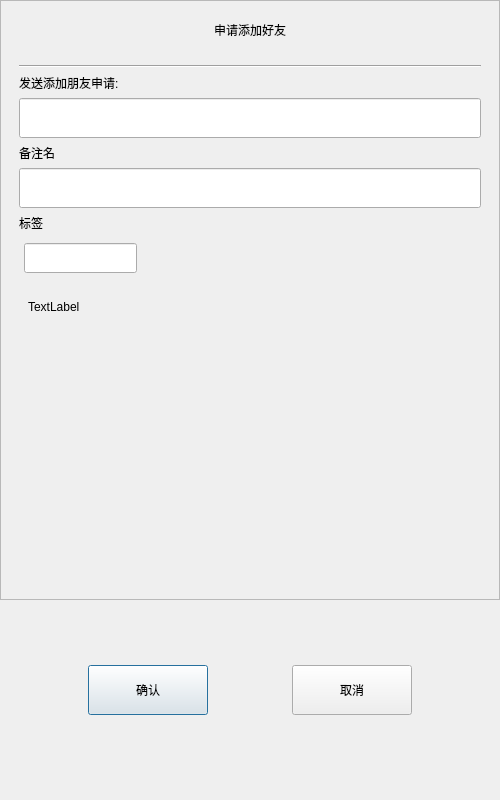
The window that client/xiguchat/applyfriend.ui (yrc920/xiguchat) describes before a commit, drawn with Qt 5.
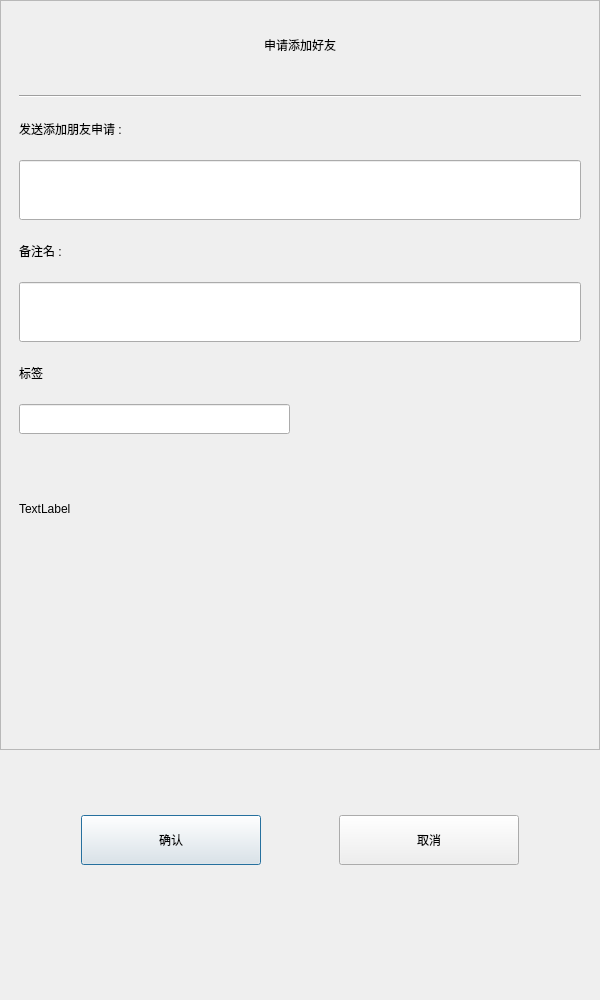
The same window after the commit. Custom widgets are drawn as their Qt base class.

Patch:
```diff
--- a/client/xiguchat/applyfriend.ui
+++ b/client/xiguchat/applyfriend.ui
@@ -6,20 +6,20 @@
    <rect>
     <x>0</x>
     <y>0</y>
-    <width>500</width>
-    <height>800</height>
+    <width>600</width>
+    <height>1000</height>
    </rect>
   </property>
   <property name="minimumSize">
    <size>
-    <width>500</width>
-    <height>800</height>
+    <width>600</width>
+    <height>1000</height>
    </size>
   </property>
   <property name="maximumSize">
    <size>
-    <width>500</width>
-    <height>800</height>
+    <width>600</width>
+    <height>1000</height>
    </size>
   </property>
   <property name="windowTitle">
@@ -46,7 +46,13 @@
      <property name="minimumSize">
       <size>
        <width>0</width>
-       <height>600</height>
+       <height>750</height>
+      </size>
+     </property>
+     <property name="maximumSize">
+      <size>
+       <width>16777215</width>
+       <height>750</height>
       </size>
      </property>
      <property name="widgetResizable">
@@ -57,23 +63,32 @@
        <rect>
         <x>0</x>
         <y>0</y>
-        <width>498</width>
-        <height>598</height>
+        <width>598</width>
+        <height>748</height>
        </rect>
       </property>
+      <property name="minimumSize">
+       <size>
+        <width>0</width>
+        <height>0</height>
+       </size>
+      </property>
       <layout class="QVBoxLayout" name="verticalLayout_2">
+       <property name="spacing">
+        <number>6</number>
+       </property>
        <item>
         <widget class="QLabel" name="apply_ib">
          <property name="minimumSize">
           <size>
            <width>0</width>
-           <height>40</height>
+           <height>70</height>
           </size>
          </property>
          <property name="maximumSize">
           <size>
            <width>16777215</width>
-           <height>40</height>
+           <height>70</height>
           </size>
          </property>
          <property name="text">
@@ -87,6 +102,12 @@
        <item>
         <widget class="QWidget" name="apply_wid" native="true">
          <layout class="QVBoxLayout" name="verticalLayout_3">
+          <property name="spacing">
+           <number>6</number>
+          </property>
+          <property name="topMargin">
+           <number>9</number>
+          </property>
           <item>
            <widget class="Line" name="line">
             <property name="orientation">
@@ -96,14 +117,20 @@
           </item>
           <item>
            <widget class="QLabel" name="label">
+            <property name="minimumSize">
+             <size>
+              <width>0</width>
+              <height>50</height>
+             </size>
+            </property>
             <property name="maximumSize">
              <size>
               <width>16777215</width>
-              <height>30</height>
+              <height>16777215</height>
              </size>
             </property>
             <property name="text">
-             <string>发送添加朋友申请:</string>
+             <string>发送添加朋友申请 :</string>
             </property>
            </widget>
           </item>
@@ -112,27 +139,33 @@
             <property name="minimumSize">
              <size>
               <width>0</width>
-              <height>40</height>
+              <height>60</height>
              </size>
             </property>
             <property name="maximumSize">
              <size>
               <width>16777215</width>
-              <height>40</height>
+              <height>60</height>
              </size>
             </property>
            </widget>
           </item>
           <item>
            <widget class="QLabel" name="label_2">
+            <property name="minimumSize">
+             <size>
+              <width>0</width>
+              <height>50</height>
+             </size>
+            </property>
             <property name="maximumSize">
              <size>
               <width>16777215</width>
-              <height>30</height>
+              <height>16777215</height>
              </size>
             </property>
             <property name="text">
-             <string>备注名</string>
+             <string>备注名 :</string>
             </property>
            </widget>
           </item>
@@ -141,23 +174,29 @@
             <property name="minimumSize">
              <size>
               <width>0</width>
-              <height>40</height>
+              <height>60</height>
              </size>
             </property>
             <property name="maximumSize">
              <size>
               <width>16777215</width>
-              <height>40</height>
+              <height>60</height>
              </size>
             </property>
            </widget>
           </item>
           <item>
            <widget class="QLabel" name="label_3">
+            <property name="minimumSize">
+             <size>
+              <width>0</width>
+              <height>50</height>
+             </size>
+            </property>
             <property name="maximumSize">
              <size>
               <width>16777215</width>
-              <height>30</height>
+              <height>16777215</height>
              </size>
             </property>
             <property name="text">
@@ -188,21 +227,21 @@
                <property name="minimumSize">
                 <size>
                  <width>0</width>
-                 <height>40</height>
+                 <height>80</height>
                 </size>
                </property>
                <property name="maximumSize">
                 <size>
                  <width>16777215</width>
-                 <height>40</height>
+                 <height>16777215</height>
                 </size>
                </property>
                <widget class="CustomizeEdit" name="lb_ed">
                 <property name="geometry">
                  <rect>
-                  <x>5</x>
-                  <y>5</y>
-                  <width>113</width>
+                  <x>0</x>
+                  <y>0</y>
+                  <width>271</width>
                   <height>30</height>
                  </rect>
                 </property>
@@ -211,19 +250,46 @@
              </item>
              <item>
               <widget class="QWidget" name="input_tip_wid" native="true">
+               <property name="minimumSize">
+                <size>
+                 <width>0</width>
+                 <height>50</height>
+                </size>
+               </property>
+               <property name="maximumSize">
+                <size>
+                 <width>16777215</width>
+                 <height>16777215</height>
+                </size>
+               </property>
                <layout class="QVBoxLayout" name="verticalLayout_5">
+                <property name="spacing">
+                 <number>0</number>
+                </property>
+                <property name="leftMargin">
+                 <number>0</number>
+                </property>
+                <property name="topMargin">
+                 <number>0</number>
+                </property>
+                <property name="rightMargin">
+                 <number>0</number>
+                </property>
+                <property name="bottomMargin">
+                 <number>0</number>
+                </property>
                 <item>
                  <widget class="ClickedOnceLabel" name="tip_lb">
                   <property name="minimumSize">
                    <size>
                     <width>0</width>
-                    <height>40</height>
+                    <height>0</height>
                    </size>
                   </property>
                   <property name="maximumSize">
                    <size>
                     <width>16777215</width>
-                    <height>40</height>
+                    <height>16777215</height>
                    </size>
                   </property>
                   <property name="text">
@@ -386,7 +452,7 @@
        <widget class="ClickedBtn" name="sure_btn">
         <property name="minimumSize">
          <size>
-          <width>120</width>
+          <width>180</width>
           <height>50</height>
          </size>
         </property>
@@ -412,7 +478,7 @@
        <widget class="ClickedBtn" name="cancel_btn">
         <property name="minimumSize">
          <size>
-          <width>120</width>
+          <width>180</width>
           <height>50</height>
          </size>
         </property>
```
Left out of the diff: 2 changed lines with no effect on the pictures.
